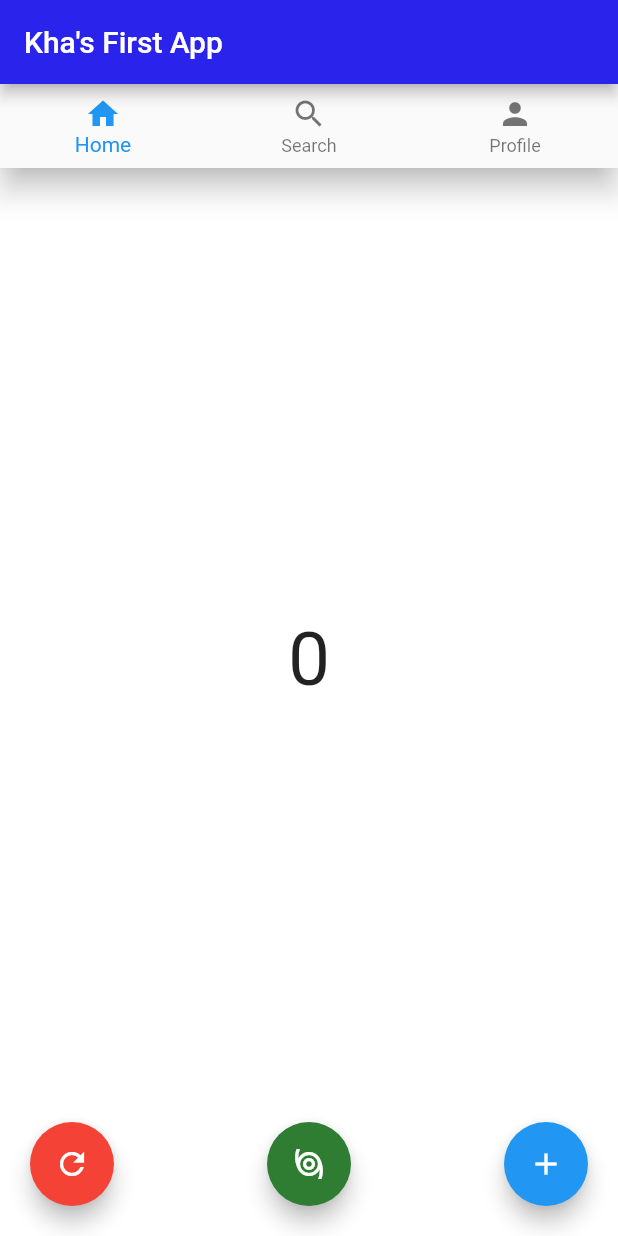
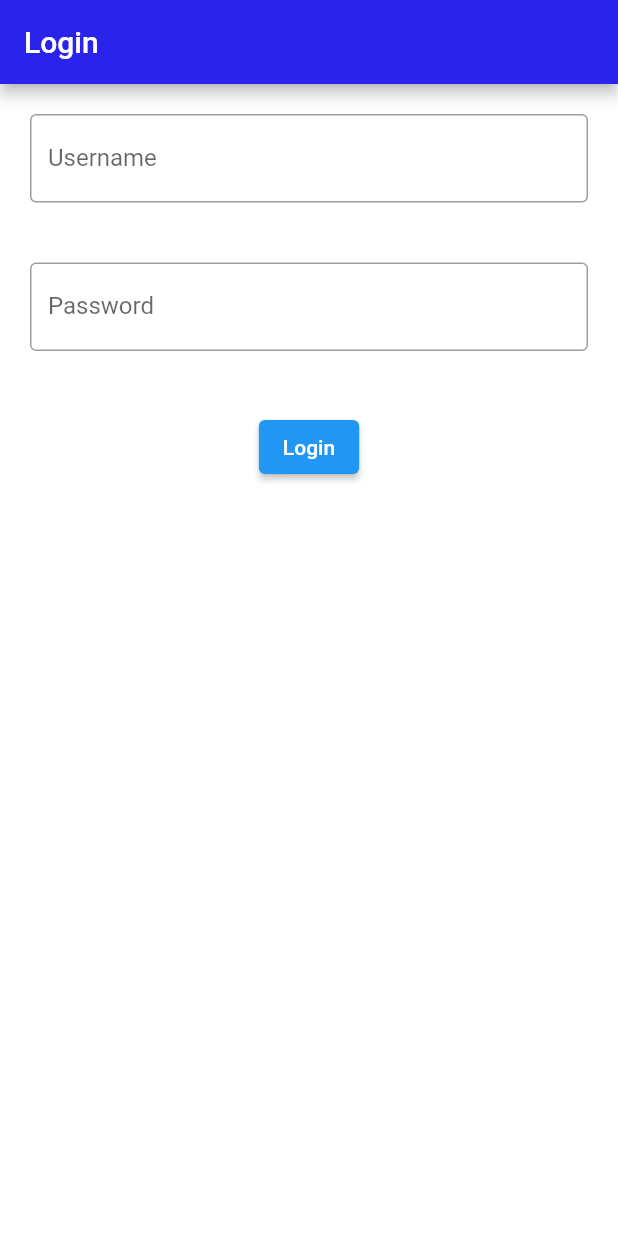
Before and after one commit to khatruong2009/my-flutter-app, a Flutter app: the screen it shows after launch, on a phone screen of 412 x 824 dp. Run offline on Flutter 3.47's test engine with Material 2 defaults, Android fonts, the phone set to English and light mode, and no system bars.

Commit message:
added code for login page but it still won't load

```diff
--- a/myapp/lib/main.dart
+++ b/myapp/lib/main.dart
@@ -1,9 +1,99 @@
 import 'package:flutter/material.dart';
 
 void main() {
-  runApp(MyApp());
+  runApp(Login());
 }
 
+// LOGIN PAGE
+class Login extends StatefulWidget {
+  const Login({super.key});
+
+  @override
+  State<Login> createState() => _LoginState();
+}
+
+class _LoginState extends State<Login> {
+  String username = '';
+  String password = '';
+
+  @override
+  Widget build(BuildContext context) {
+    return MaterialApp(
+      home: Scaffold(
+          appBar: AppBar(
+            backgroundColor: const Color.fromARGB(255, 42, 35, 235),
+            title: const Text('Login'),
+          ),
+          body: Stack(children: [
+            Container(
+              color: Colors.white,
+            ),
+            Center(
+                child: Column(
+              children: [
+                Padding(
+                  padding: const EdgeInsets.all(20.0),
+                  child: TextField(
+                    onChanged: (text) {
+                      username = text;
+                    },
+                    decoration: const InputDecoration(
+                        border: OutlineInputBorder(),
+                        labelText: 'Username',
+                        hintText: 'Enter your username'),
+                  ),
+                ),
+                Padding(
+                  padding: const EdgeInsets.all(20.0),
+                  child: TextField(
+                    onChanged: (text) {
+                      password = text;
+                    },
+                    decoration: const InputDecoration(
+                        border: OutlineInputBorder(),
+                        labelText: 'Password',
+                        hintText: 'Enter your password'),
+                  ),
+                ),
+                Padding(
+                  padding: const EdgeInsets.all(20.0),
+                  child: ElevatedButton(
+                    onPressed: () {
+                      if (username == 'admin' && password == 'admin') {
+                        Navigator.push(
+                            context,
+                            MaterialPageRoute(
+                                builder: (context) => const MyApp()));
+                      } else {
+                        showDialog(
+                            context: context,
+                            builder: (BuildContext context) {
+                              return AlertDialog(
+                                title: const Text('Error'),
+                                content: const Text(
+                                    'Username or password is incorrect'),
+                                actions: [
+                                  TextButton(
+                                      onPressed: () {
+                                        Navigator.of(context).pop();
+                                      },
+                                      child: const Text('Close'))
+                                ],
+                              );
+                            });
+                      }
+                    },
+                    child: const Text('Login'),
+                  ),
+                )
+              ],
+            ))
+          ])),
+    );
+  }
+}
+
+// HOME PAGE
 class MyApp extends StatefulWidget {
   const MyApp({super.key});
 
```
